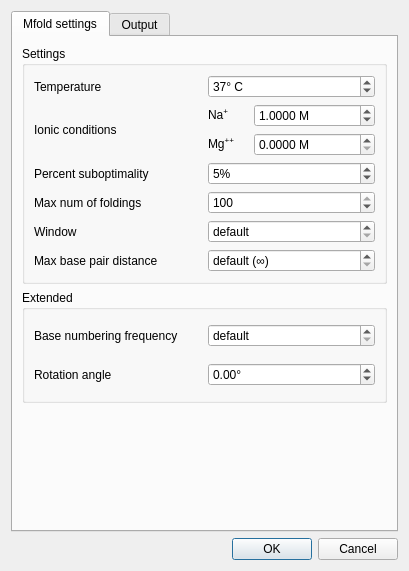
The window that src/plugins/external_tool_support/src/mfold/MfoldDialog.ui (ugeneunipro/ugene) describes before a commit, drawn with Qt 5.
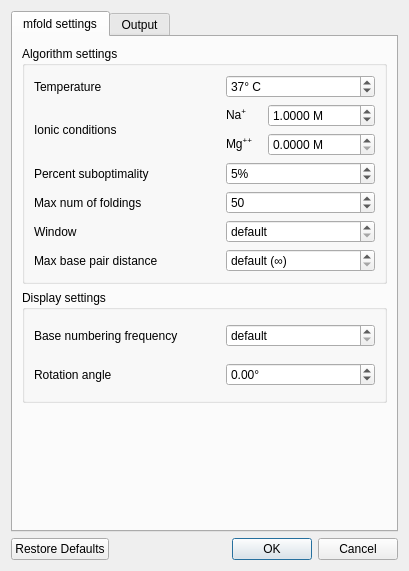
The same window after the commit.

What changed in the file:
```diff
--- a/src/plugins/external_tool_support/src/mfold/MfoldDialog.ui
+++ b/src/plugins/external_tool_support/src/mfold/MfoldDialog.ui
@@ -27,13 +27,13 @@
      </property>
      <widget class="QWidget" name="tab">
       <attribute name="title">
-       <string>Mfold settings</string>
+       <string>mfold settings</string>
       </attribute>
       <layout class="QVBoxLayout" name="mfoldTabLayout">
        <item>
         <widget class="QGroupBox" name="gridGroupBox">
          <property name="title">
-          <string>Settings</string>
+          <string>Algorithm settings</string>
          </property>
          <layout class="QGridLayout" name="gridLayout">
           <item row="0" column="0">
@@ -41,7 +41,7 @@
             <property name="toolTip">
              <string>Folding temperature (between 0° and 100° C).</string>
             </property>
-            <layout class="QHBoxLayout" name="horizontalLayout">
+            <layout class="QHBoxLayout" name="horizontalLayout" stretch="5,4">
              <property name="leftMargin">
               <number>0</number>
              </property>
@@ -88,7 +88,7 @@
             <property name="toolTip">
              <string>The concentrations of Sodium and Magnesium ions. DNA only.</string>
             </property>
-            <layout class="QHBoxLayout" name="horizontalLayout_2" stretch="1,1">
+            <layout class="QHBoxLayout" name="horizontalLayout_2" stretch="5,4">
              <property name="leftMargin">
               <number>0</number>
              </property>
@@ -121,6 +121,9 @@
                  <property name="minimum">
                   <double>0.000000000000000</double>
                  </property>
+                 <property name="maximum">
+                  <double>1.500000000000000</double>
+                 </property>
                  <property name="singleStep">
                   <double>0.100000000000000</double>
                  </property>
@@ -157,6 +160,9 @@
                  <property name="decimals">
                   <number>4</number>
                  </property>
+                 <property name="maximum">
+                  <double>1.500000000000000</double>
+                 </property>
                  <property name="singleStep">
                   <double>0.100000000000000</double>
                  </property>
@@ -172,7 +178,7 @@
             <property name="toolTip">
              <string>This parameter controls the value of the free energy increment, ΔΔG. If this number is set to p, then only foldings within p% from the minimum free energy will be computed.</string>
             </property>
-            <layout class="QHBoxLayout" name="horizontalLayout_3">
+            <layout class="QHBoxLayout" name="horizontalLayout_3" stretch="5,4">
              <property name="leftMargin">
               <number>0</number>
              </property>
@@ -200,6 +206,9 @@
                <property name="suffix">
                 <string notr="true">%</string>
                </property>
+               <property name="minimum">
+                <number>1</number>
+               </property>
                <property name="maximum">
                 <number>100</number>
                </property>
@@ -216,7 +225,7 @@
             <property name="toolTip">
              <string>&lt;html&gt;&lt;head/&gt;&lt;body&gt;&lt;p&gt;The maximum number of foldings to be computed. The folding algorithm automatically computes a selection of secondary structures within the prescribed energy increment and stops when no more &lt;span style=&quot; font-style:italic;&quot;&gt;sufficiently different&lt;/span&gt; foldings can be found.&lt;/p&gt;&lt;/body&gt;&lt;/html&gt;</string>
             </property>
-            <layout class="QHBoxLayout" name="horizontalLayout_4">
+            <layout class="QHBoxLayout" name="horizontalLayout_4" stretch="5,4">
              <property name="leftMargin">
               <number>0</number>
              </property>
@@ -248,7 +257,7 @@
                 <number>100</number>
                </property>
                <property name="value">
-                <number>100</number>
+                <number>50</number>
                </property>
               </widget>
              </item>
@@ -260,7 +269,7 @@
             <property name="toolTip">
              <string>The window parameter controls the number of foldings that are calculated and how different they will be from each other. It can be considered as a distance parameter. A smaller value for this parameter will usually result in a larger number of foldings being calculated, which may be very similar to each other. The default value is calculated based on the length of the sequence region.</string>
             </property>
-            <layout class="QHBoxLayout" name="horizontalLayout_5">
+            <layout class="QHBoxLayout" name="horizontalLayout_5" stretch="5,4">
              <property name="leftMargin">
               <number>0</number>
              </property>
@@ -292,7 +301,7 @@
                 <number>-1</number>
                </property>
                <property name="maximum">
-                <number>50000</number>
+                <number>50</number>
                </property>
                <property name="value">
                 <number>-1</number>
@@ -307,7 +316,7 @@
             <property name="toolTip">
              <string>&lt;html&gt;&lt;head/&gt;&lt;body&gt;&lt;p&gt;A base pair &lt;span style=&quot; font-style:italic;&quot;&gt;i.j&lt;/span&gt; will not be allowed to form (in linear sequence) if &lt;span style=&quot; font-style:italic;&quot;&gt;j-i &amp;gt; MAXBP&lt;/span&gt;. For circular sequence, a base pair &lt;span style=&quot; font-style:italic;&quot;&gt;i,j&lt;/span&gt; cannot form if &lt;span style=&quot; font-style:italic;&quot;&gt;min{j-i, n+i-j} &amp;gt; MAXBP&lt;/span&gt;. Thus small values of &lt;span style=&quot; font-style:italic;&quot;&gt;MAXBP&lt;/span&gt; ensure that only short range base pairs will be predicted. By default there are no restrictions, i.e. &lt;span style=&quot; font-style:italic;&quot;&gt;MAXBP=∞&lt;/span&gt;.&lt;/p&gt;&lt;/body&gt;&lt;/html&gt;</string>
             </property>
-            <layout class="QHBoxLayout" name="horizontalLayout_6">
+            <layout class="QHBoxLayout" name="horizontalLayout_6" stretch="5,4">
              <property name="leftMargin">
               <number>0</number>
              </property>
@@ -349,7 +358,7 @@
        <item>
         <widget class="QGroupBox" name="gridGroupBox_2">
          <property name="title">
-          <string>Extended</string>
+          <string>Display settings</string>
          </property>
          <layout class="QGridLayout" name="gridLayout_3">
           <property name="leftMargin">
@@ -369,7 +378,7 @@
             <property name="toolTip">
              <string>Individual structures are numbered, starting at some number N, and continuing with every multiple of N. When N=0, there is no structure numbering. The default value is calculated based on the length of the sequence region.</string>
             </property>
-            <layout class="QHBoxLayout" name="horizontalLayout_7">
+            <layout class="QHBoxLayout" name="horizontalLayout_7" stretch="5,4">
              <property name="leftMargin">
               <number>0</number>
              </property>
@@ -416,7 +425,7 @@
             <property name="toolTip">
              <string>&lt;html&gt;&lt;head/&gt;&lt;body&gt;&lt;p&gt;Angle of rotation of the constructed structures. The default value means that the angle is chosen automatically by the structure drawing program. Otherwise, the specified positive or negative number rotates the structures counterclockwise or clockwise, respectively.&lt;/p&gt;&lt;/body&gt;&lt;/html&gt;</string>
             </property>
-            <layout class="QHBoxLayout" name="horizontalLayout_8">
+            <layout class="QHBoxLayout" name="horizontalLayout_8" stretch="5,4">
              <property name="leftMargin">
               <number>0</number>
              </property>
@@ -445,10 +454,10 @@
                 <string>°</string>
                </property>
                <property name="minimum">
-                <double>-180000.000000000000000</double>
+                <double>-180.000000000000000</double>
                </property>
                <property name="maximum">
-                <double>180000.000000000000000</double>
+                <double>180.000000000000000</double>
                </property>
               </widget>
              </item>
@@ -609,7 +618,7 @@
       <enum>Qt::Horizontal</enum>
      </property>
      <property name="standardButtons">
-      <set>QDialogButtonBox::Cancel|QDialogButtonBox::Ok</set>
+      <set>QDialogButtonBox::Cancel|QDialogButtonBox::Ok|QDialogButtonBox::RestoreDefaults</set>
      </property>
     </widget>
    </item>
```
Left out of the diff: 51 changed lines with no effect on the pictures.
